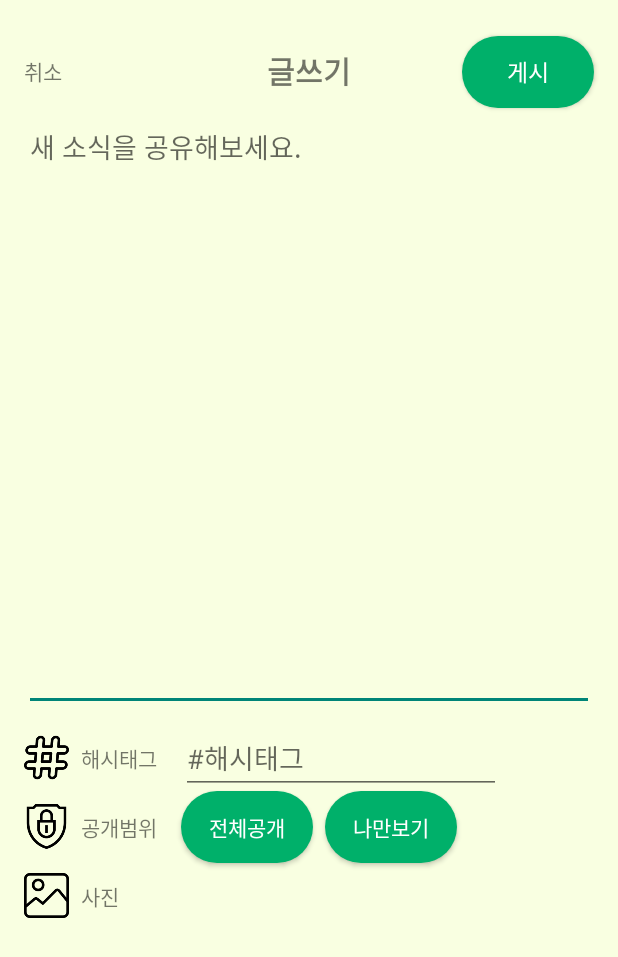
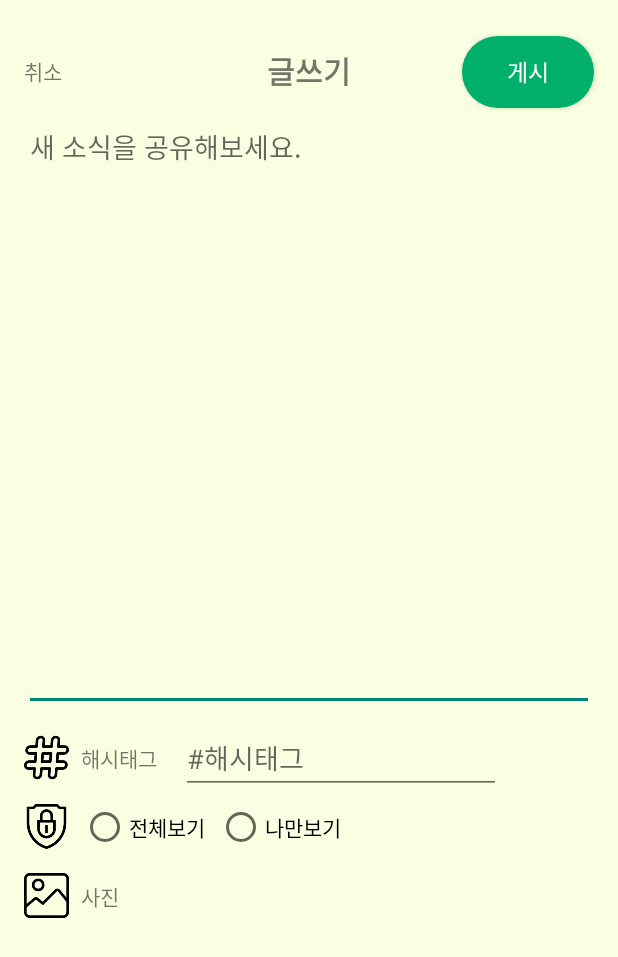
Before and after one commit to bluedev-yu/Co-Echo, an Android app: the UploadFeed screen opened directly, with no data from a screen before it, on a phone screen of 412 x 824 dp. Shown: the top 957 px of the screen. Run offline under Robolectric (Android 15) with nearby library versions, the light colour scheme and no system bars.

Commit message:
upload feed page
함수 틀만 만들어놓음
나머지는 for 혜주

```diff
--- a/app/src/main/java/bluedev_yu/coecho/UploadFeed.kt
+++ b/app/src/main/java/bluedev_yu/coecho/UploadFeed.kt
@@ -3,11 +3,68 @@ package bluedev_yu.coecho
 import androidx.appcompat.app.AppCompatActivity
 import android.os.Bundle
 import android.view.View
-import android.widget.Button
+import android.widget.*
 
 class UploadFeed : AppCompatActivity() {
+
+    lateinit var cancleWriting: TextView
+    lateinit var tvPhoto: TextView
+    lateinit var etHashtag: EditText
+    lateinit var etText: EditText
+    lateinit var btnUpload: Button
+    lateinit var privacy: String
+
     override fun onCreate(savedInstanceState: Bundle?) {
         super.onCreate(savedInstanceState)
         setContentView(R.layout.upload_feed)
+
+        cancleWriting = findViewById(R.id.tv_cancleWriting)
+        cancleWriting.setOnClickListener {
+            onBackPressed()
+        }
+
+        tvPhoto = findViewById(R.id.tv_photo)
+        tvPhoto.setOnClickListener {
+            //혜주야 부탁해
+            //갤러리에서 가져오는 그거야 ..
+        }
+
+        etHashtag = findViewById(R.id.et_hashtag)
+        etText = findViewById(R.id.et_text)
+
+        btnUpload = findViewById(R.id.btn_upload)
+        btnUpload.setOnClickListener {
+            //해시태그, 글, 공개범위 등록
+            var hashtag = etHashtag.text //해시태그 문자열
+            var text = etText.text //글 문자열
+
+            if(privacy.equals("나만보기")){
+
+            }else if(privacy.equals("전체공개")){
+
+            }
+
+        }
+
+
+    }
+
+    fun onRadioButtonClicked(view: View){
+        if(view is RadioButton){
+            val checked = view.isChecked
+
+            when(view.getId()){
+                R.id.rb_private ->
+                    if(checked){
+                        //나만보기로 올리기
+                        privacy = "나만보기"
+                    }
+                R.id.rb_public ->
+                    if(checked){
+                        //전체공개로 올리기
+                        privacy = "전체공개"
+                    }
+            }
+        }
     }
 }
--- a/app/src/main/res/layout/upload_feed.xml
+++ b/app/src/main/res/layout/upload_feed.xml
@@ -38,6 +38,7 @@
             app:layout_constraintTop_toTopOf="parent" />
 
         <Button
+            android:id="@+id/btn_upload"
             android:layout_width="wrap_content"
             android:layout_height="wrap_content"
             android:layout_marginTop="8dp"
@@ -50,7 +51,7 @@
             app:layout_constraintTop_toTopOf="parent" />
 
         <EditText
-            android:id="@+id/editText"
+            android:id="@+id/et_text"
             android:layout_width="match_parent"
             android:layout_height="400dp"
             android:layout_marginStart="16dp"
@@ -68,8 +69,8 @@
             android:layout_width="30dp"
             android:layout_height="30dp"
             android:layout_marginTop="16dp"
-            app:layout_constraintStart_toStartOf="@+id/editText"
-            app:layout_constraintTop_toBottomOf="@+id/editText"
+            app:layout_constraintStart_toStartOf="@+id/et_text"
+            app:layout_constraintTop_toBottomOf="@+id/et_text"
             app:srcCompat="@drawable/iv_hashtag" />
 
         <TextView
@@ -83,7 +84,7 @@
             app:layout_constraintTop_toTopOf="@+id/iv_hashtag" />
 
         <EditText
-            android:id="@+id/editTextTextPersonName"
+            android:id="@+id/et_hashtag"
             android:layout_width="wrap_content"
             android:layout_height="wrap_content"
             android:layout_marginStart="16dp"
@@ -103,39 +104,27 @@
             app:layout_constraintTop_toBottomOf="@+id/iv_hashtag"
             app:srcCompat="@drawable/iv_privacy" />
 
-        <TextView
-            android:id="@+id/tv_privacy"
+        <RadioButton
+            android:id="@+id/rb_public"
             android:layout_width="wrap_content"
             android:layout_height="wrap_content"
             android:layout_marginStart="8dp"
-            android:text="공개범위"
+            android:text="전체보기"
             app:layout_constraintBottom_toBottomOf="@+id/iv_privacy"
             app:layout_constraintStart_toEndOf="@+id/iv_privacy"
-            app:layout_constraintTop_toTopOf="@+id/iv_privacy" />
+            app:layout_constraintTop_toTopOf="@+id/iv_privacy"
+            android:onClick="onRadioButtonClicked"/>
 
-        <Button
-            android:id="@+id/btn_public"
-            android:layout_width="wrap_content"
-            android:layout_height="wrap_content"
-            android:layout_marginStart="16dp"
-            android:background="@drawable/buttom_design"
-            android:text="전체공개"
-            android:textColor="@color/white"
-            app:layout_constraintBottom_toBottomOf="@+id/iv_privacy"
-            app:layout_constraintStart_toEndOf="@+id/tv_privacy"
-            app:layout_constraintTop_toTopOf="@+id/iv_privacy" />
-
-        <Button
-            android:id="@+id/btn_private"
+        <RadioButton
+            android:id="@+id/rb_private"
             android:layout_width="wrap_content"
             android:layout_height="wrap_content"
             android:layout_marginStart="8dp"
-            android:background="@drawable/buttom_design"
             android:text="나만보기"
-            android:textColor="@color/white"
-            app:layout_constraintBottom_toBottomOf="@+id/btn_public"
-            app:layout_constraintStart_toEndOf="@+id/btn_public"
-            app:layout_constraintTop_toTopOf="@+id/btn_public" />
+            app:layout_constraintBottom_toBottomOf="@+id/iv_privacy"
+            app:layout_constraintStart_toEndOf="@+id/rb_public"
+            app:layout_constraintTop_toTopOf="@+id/iv_privacy"
+            android:onClick="onRadioButtonClicked"/>
 
         <ImageView
             android:id="@+id/iv_photo"
```
